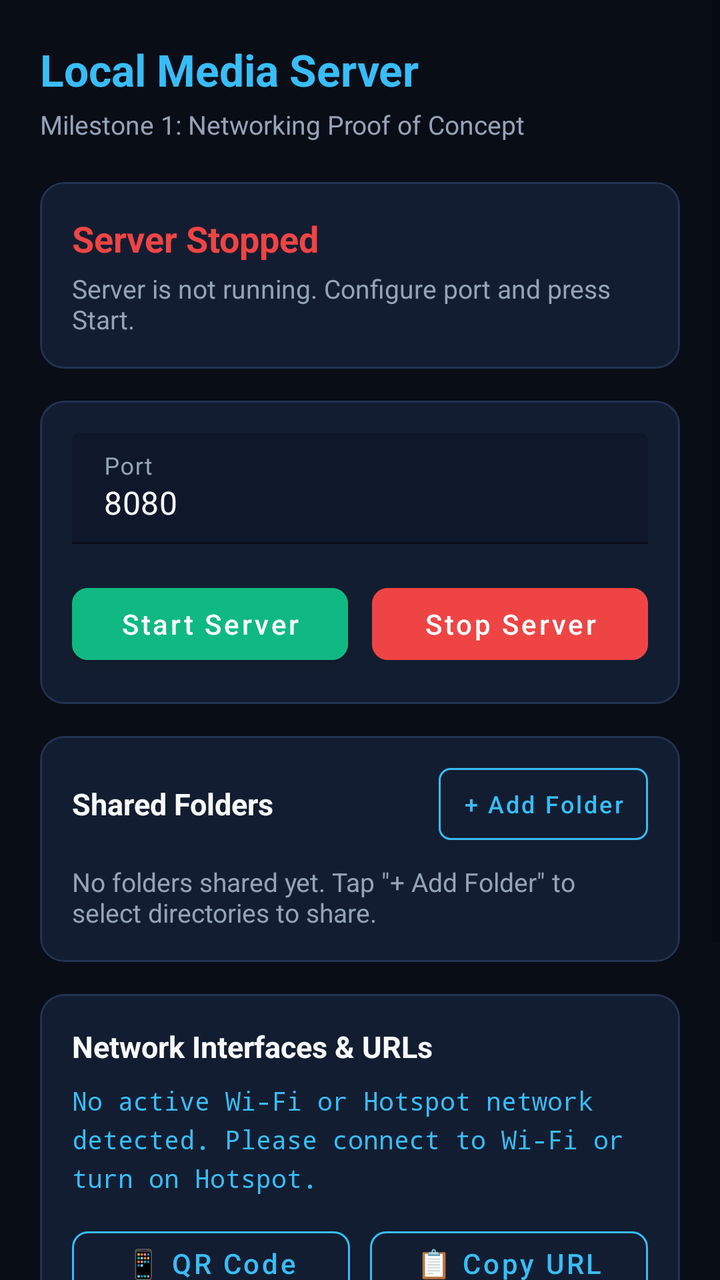
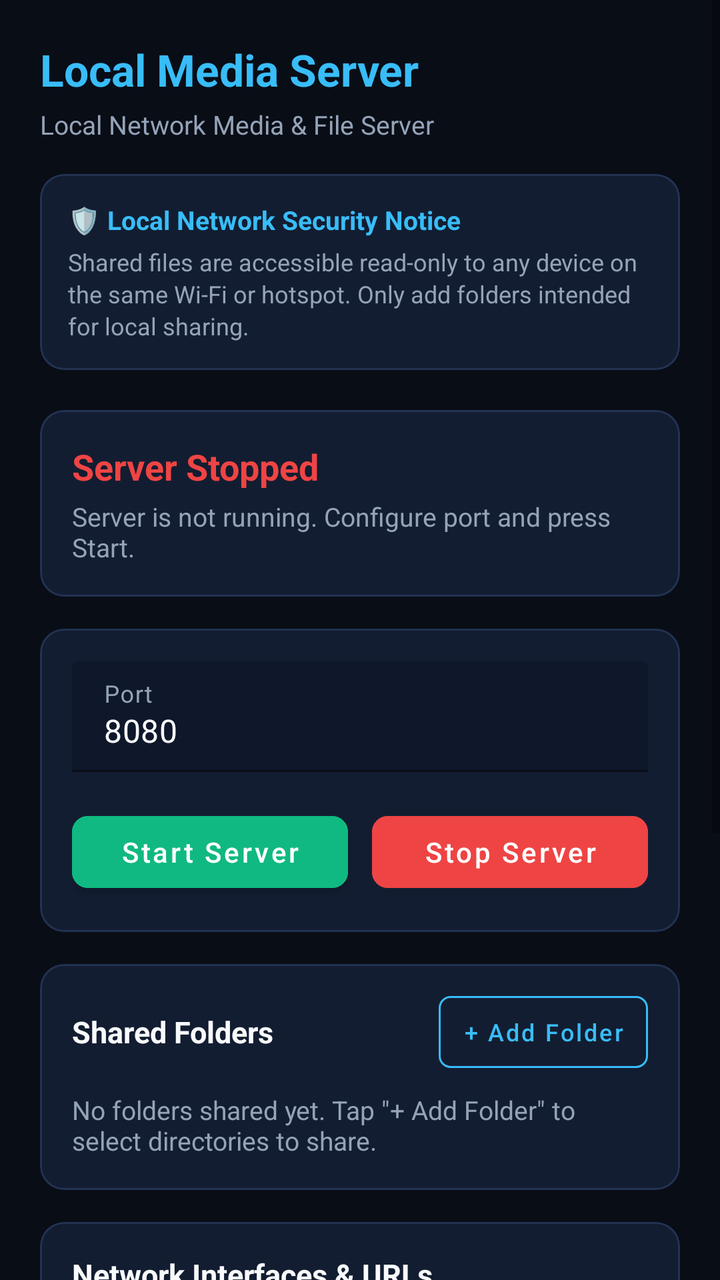

Two renders of the same Android screen: before a commit and after it. Below are the layout's source before the change and the commit's diff.
<!-- AndroidManifest.xml: application theme Theme.LocalMediaServer -->
<!-- res/layout/activity_main.xml -->
<?xml version="1.0" encoding="utf-8"?>
<ScrollView xmlns:android="http://schemas.android.com/apk/res/android"
    xmlns:app="http://schemas.android.com/apk/res-auto"
    xmlns:tools="http://schemas.android.com/tools"
    android:layout_width="match_parent"
    android:layout_height="match_parent"
    android:background="@color/background"
    android:fillViewport="true">

    <LinearLayout
        android:layout_width="match_parent"
        android:layout_height="wrap_content"
        android:orientation="vertical"
        android:padding="20dp">

        
        <TextView
            android:id="@+id/tvAppTitle"
            android:layout_width="wrap_content"
            android:layout_height="wrap_content"
            android:text="@string/app_name"
            android:textColor="@color/accent"
            android:textSize="22sp"
            android:textStyle="bold" />

        <TextView
            android:layout_width="wrap_content"
            android:layout_height="wrap_content"
            android:layout_marginTop="4dp"
            android:text="Milestone 1: Networking Proof of Concept"
            android:textColor="@color/text_secondary"
            android:textSize="13sp" />

        
        <com.google.android.material.card.MaterialCardView
            android:layout_width="match_parent"
            android:layout_height="wrap_content"
            android:layout_marginTop="20dp"
            app:cardBackgroundColor="@color/surface"
            app:cardCornerRadius="12dp"
            app:cardElevation="0dp"
            app:strokeColor="@color/surface_border"
            app:strokeWidth="1dp">

            <LinearLayout
                android:layout_width="match_parent"
                android:layout_height="wrap_content"
                android:orientation="vertical"
                android:padding="16dp">

                <TextView
                    android:id="@+id/tvStatus"
                    android:layout_width="wrap_content"
                    android:layout_height="wrap_content"
                    android:text="@string/server_status_stopped"
                    android:textColor="@color/status_red"
                    android:textSize="18sp"
                    android:textStyle="bold" />

                <TextView
                    android:id="@+id/tvStatusDetail"
                    android:layout_width="wrap_content"
                    android:layout_height="wrap_content"
                    android:layout_marginTop="4dp"
                    android:text="Server is not running. Configure port and press Start."
                    android:textColor="@color/text_secondary"
                    android:textSize="13sp" />

            </LinearLayout>

        </com.google.android.material.card.MaterialCardView>

        
        <com.google.android.material.card.MaterialCardView
            android:id="@+id/cardBatteryOptimization"
            android:layout_width="match_parent"
            android:layout_height="wrap_content"
            android:layout_marginTop="16dp"
            android:visibility="gone"
            app:cardBackgroundColor="@color/surface"
            app:cardCornerRadius="12dp"
            app:cardElevation="0dp"
            app:strokeColor="#F59E0B"
            app:strokeWidth="1dp">

            <LinearLayout
                android:layout_width="match_parent"
                android:layout_height="wrap_content"
                android:orientation="vertical"
                android:padding="16dp">

                <TextView
                    android:layout_width="wrap_content"
                    android:layout_height="wrap_content"
                    android:text="🔋 Keep Server Alive When Screen Locks"
                    android:textColor="#F59E0B"
                    android:textSize="14sp"
                    android:textStyle="bold" />

                <TextView
                    android:layout_width="wrap_content"
                    android:layout_height="wrap_content"
                    android:layout_marginTop="4dp"
                    android:text="Allowing background battery exemption prevents Android from putting Wi-Fi and the server to sleep when your screen is locked."
                    android:textColor="@color/text_secondary"
                    android:textSize="12sp" />

                <com.google.android.material.button.MaterialButton
                    android:id="@+id/btnDisableBatteryOptimization"
                    style="@style/Widget.MaterialComponents.Button.OutlinedButton"
                    android:layout_width="wrap_content"
                    android:layout_height="38dp"
                    android:layout_marginTop="10dp"
                    android:text="Disable Battery Optimization"
                    android:textAllCaps="false"
                    android:textColor="#F59E0B"
                    android:textSize="12sp"
                    app:cornerRadius="6dp"
                    app:strokeColor="#F59E0B" />

            </LinearLayout>

        </com.google.android.material.card.MaterialCardView>

        
        <com.google.android.material.card.MaterialCardView
            android:layout_width="match_parent"
            android:layout_height="wrap_content"
            android:layout_marginTop="16dp"
            app:cardBackgroundColor="@color/surface"
            app:cardCornerRadius="12dp"
            app:cardElevation="0dp"
            app:strokeColor="@color/surface_border"
            app:strokeWidth="1dp">

            <LinearLayout
                android:layout_width="match_parent"
                android:layout_height="wrap_content"
                android:orientation="vertical"
                android:padding="16dp">

                <com.google.android.material.textfield.TextInputLayout
                    android:id="@+id/tilPort"
                    android:layout_width="match_parent"
                    android:layout_height="wrap_content"
                    android:hint="@string/port_label"
                    android:textColorHint="@color/text_secondary"
                    app:boxBackgroundColor="@color/primary"
                    app:boxStrokeColor="@color/accent"
                    app:hintTextColor="@color/accent">

                    <com.google.android.material.textfield.TextInputEditText
                        android:id="@+id/etPort"
                        android:layout_width="match_parent"
                        android:layout_height="wrap_content"
                        android:inputType="number"
                        android:text="8080"
                        android:textColor="@color/text_primary" />

                </com.google.android.material.textfield.TextInputLayout>

                <LinearLayout
                    android:layout_width="match_parent"
                    android:layout_height="wrap_content"
                    android:layout_marginTop="16dp"
                    android:orientation="horizontal">

                    <com.google.android.material.button.MaterialButton
                        android:id="@+id/btnStart"
                        android:layout_width="0dp"
                        android:layout_height="48dp"
                        android:layout_weight="1"
                        android:backgroundTint="@color/status_green"
                        android:text="@string/btn_start_server"
                        android:textAllCaps="false"
                        android:textColor="#FFFFFF"
                        app:cornerRadius="8dp" />

                    <com.google.android.material.button.MaterialButton
                        android:id="@+id/btnStop"
                        android:layout_width="0dp"
                        android:layout_height="48dp"
                        android:layout_marginStart="12dp"
                        android:layout_weight="1"
                        android:backgroundTint="@color/status_red"
                        android:enabled="false"
                        android:text="@string/btn_stop_server"
                        android:textAllCaps="false"
                        android:textColor="#FFFFFF"
                        app:cornerRadius="8dp" />

                </LinearLayout>

            </LinearLayout>

        </com.google.android.material.card.MaterialCardView>

        
        <com.google.android.material.card.MaterialCardView
            android:layout_width="match_parent"
            android:layout_height="wrap_content"
            android:layout_marginTop="16dp"
            app:cardBackgroundColor="@color/surface"
            app:cardCornerRadius="12dp"
            app:cardElevation="0dp"
            app:strokeColor="@color/surface_border"
            app:strokeWidth="1dp">

            <LinearLayout
                android:layout_width="match_parent"
                android:layout_height="wrap_content"
                android:orientation="vertical"
                android:padding="16dp">

                <LinearLayout
                    android:layout_width="match_parent"
                    android:layout_height="wrap_content"
                    android:gravity="center_vertical"
                    android:orientation="horizontal">

                    <TextView
                        android:layout_width="0dp"
                        android:layout_height="wrap_content"
                        android:layout_weight="1"
                        android:text="@string/shared_folders_label"
                        android:textColor="@color/text_primary"
                        android:textSize="15sp"
                        android:textStyle="bold" />

                    <com.google.android.material.button.MaterialButton
                        android:id="@+id/btnAddFolder"
                        style="@style/Widget.MaterialComponents.Button.OutlinedButton"
                        android:layout_width="wrap_content"
                        android:layout_height="36dp"
                        android:insetTop="0dp"
                        android:insetBottom="0dp"
                        android:paddingHorizontal="12dp"
                        android:text="@string/btn_add_folder"
                        android:textAllCaps="false"
                        android:textColor="@color/accent"
                        android:textSize="12sp"
                        app:cornerRadius="6dp"
                        app:strokeColor="@color/accent" />

                </LinearLayout>

                <LinearLayout
                    android:id="@+id/layoutSharesContainer"
                    android:layout_width="match_parent"
                    android:layout_height="wrap_content"
                    android:layout_marginTop="12dp"
                    android:orientation="vertical">

                    <TextView
                        android:id="@+id/tvEmptyShares"
                        android:layout_width="match_parent"
                        android:layout_height="wrap_content"
                        android:text="@string/no_folders_shared"
                        android:textColor="@color/text_secondary"
                        android:textSize="13sp" />

                </LinearLayout>

            </LinearLayout>

        </com.google.android.material.card.MaterialCardView>

        
        <com.google.android.material.card.MaterialCardView
            android:layout_width="match_parent"
            android:layout_height="wrap_content"
            android:layout_marginTop="16dp"
            app:cardBackgroundColor="@color/surface"
            app:cardCornerRadius="12dp"
            app:cardElevation="0dp"
            app:strokeColor="@color/surface_border"
            app:strokeWidth="1dp">

            <LinearLayout
                android:layout_width="match_parent"
                android:layout_height="wrap_content"
                android:orientation="vertical"
                android:padding="16dp">

                <TextView
                    android:layout_width="wrap_content"
                    android:layout_height="wrap_content"
                    android:text="@string/interfaces_label"
                    android:textColor="@color/text_primary"
                    android:textSize="15sp"
                    android:textStyle="bold" />

                <TextView
                    android:id="@+id/tvUrls"
                    android:layout_width="match_parent"
                    android:layout_height="wrap_content"
                    android:layout_marginTop="8dp"
                    android:fontFamily="monospace"
                    android:lineSpacingExtra="4dp"
                    android:text="@string/no_network_found"
                    android:textColor="@color/accent"
                    android:textSize="13sp" />

                <LinearLayout
                    android:layout_width="match_parent"
                    android:layout_height="wrap_content"
                    android:layout_marginTop="12dp"
                    android:orientation="horizontal">

                    <com.google.android.material.button.MaterialButton
                        android:id="@+id/btnShowQrCode"
                        style="@style/Widget.MaterialComponents.Button.OutlinedButton"
                        android:layout_width="0dp"
                        android:layout_height="44dp"
                        android:layout_weight="1"
                        android:enabled="false"
                        android:text="📱 QR Code"
                        android:textAllCaps="false"
                        android:textColor="@color/accent"
                        app:cornerRadius="8dp"
                        app:strokeColor="@color/accent" />

                    <com.google.android.material.button.MaterialButton
                        android:id="@+id/btnCopyUrl"
                        style="@style/Widget.MaterialComponents.Button.OutlinedButton"
                        android:layout_width="0dp"
                        android:layout_height="44dp"
                        android:layout_marginStart="10dp"
                        android:layout_weight="1"
                        android:enabled="false"
                        android:text="📋 Copy URL"
                        android:textAllCaps="false"
                        android:textColor="@color/accent"
                        app:cornerRadius="8dp"
                        app:strokeColor="@color/accent" />

                </LinearLayout>

                <com.google.android.material.button.MaterialButton
                    android:id="@+id/btnOpenBrowser"
                    style="@style/Widget.MaterialComponents.Button.OutlinedButton"
                    android:layout_width="match_parent"
                    android:layout_height="44dp"
                    android:layout_marginTop="8dp"
                    android:enabled="false"
                    android:text="@string/open_in_browser"
                    android:textAllCaps="false"
                    android:textColor="@color/accent"
                    app:cornerRadius="8dp"
                    app:strokeColor="@color/accent" />

            </LinearLayout>

        </com.google.android.material.card.MaterialCardView>

        
        <TextView
            android:id="@+id/tvSecurityNotice"
            android:layout_width="match_parent"
            android:layout_height="wrap_content"
            android:layout_marginTop="20dp"
            android:background="@drawable/ic_launcher_background"
            android:backgroundTint="#1F2A1E0E"
            android:lineSpacingExtra="2dp"
            android:padding="12dp"
            android:text="@string/security_notice"
            android:textColor="#F59E0B"
            android:textSize="12sp" />

    </LinearLayout>

</ScrollView>
<!-- resources referenced by this layout -->
<resources>
  <color name="accent">#38BDF8</color>
  <color name="background">#090D16</color>
  <color name="primary">#0F172A</color>
  <color name="status_green">#10B981</color>
  <color name="status_red">#EF4444</color>
  <color name="surface">#131D31</color>
  <color name="surface_border">#223252</color>
  <color name="text_primary">#F8FAFC</color>
  <color name="text_secondary">#94A3B8</color>
  <!-- drawable ic_launcher_background (drawable) -->
  <vector xmlns:android="http://schemas.android.com/apk/res/android"
      android:width="108dp"
      android:height="108dp"
      android:viewportWidth="108"
      android:viewportHeight="108">
      <path
          android:fillColor="#0F172A"
          android:pathData="M0,0h108v108h-108z" />
  </vector>
  <string name="app_name">Local Media Server</string>
  <string name="btn_add_folder">+ Add Folder</string>
  <string name="btn_start_server">Start Server</string>
  <string name="btn_stop_server">Stop Server</string>
  <string name="interfaces_label">Network Interfaces &amp; URLs</string>
  <string name="no_folders_shared">No folders shared yet. Tap \"+ Add Folder\" to select directories to share.</string>
  <string name="no_network_found">No active Wi-Fi or Hotspot network detected. Please connect to Wi-Fi or turn on Hotspot.</string>
  <string name="open_in_browser">Open in Local Browser</string>
  <string name="port_label">Port</string>
  <string name="security_notice">⚠️ Anyone on the same Wi-Fi or Hotspot network can access files shared by this server.</string>
  <string name="server_status_stopped">Server Stopped</string>
  <string name="shared_folders_label">Shared Folders</string>
  <style name="Theme.LocalMediaServer" parent="Theme.MaterialComponents.DayNight.NoActionBar">
          <item name="colorPrimary">@color/accent</item>
          <item name="colorPrimaryVariant">@color/primary_variant</item>
          <item name="colorOnPrimary">#FFFFFF</item>
          <item name="android:windowBackground">@color/background</item>
          <item name="android:statusBarColor">@color/background</item>
          <item name="android:navigationBarColor">@color/background</item>
      </style>
  <color name="primary_variant">#1E293B</color>
</resources>

<!-- the commit's change to res/layout/activity_main.xml (unified diff, before → after) -->
@@ -27,9 +27,47 @@
             android:layout_width="wrap_content"
             android:layout_height="wrap_content"
             android:layout_marginTop="4dp"
-            android:text="Milestone 1: Networking Proof of Concept"
+            android:text="Local Network Media &amp; File Server"
             android:textColor="@color/text_secondary"
             android:textSize="13sp" />
+
+        
+        <com.google.android.material.card.MaterialCardView
+            android:layout_width="match_parent"
+            android:layout_height="wrap_content"
+            android:layout_marginTop="16dp"
+            app:cardBackgroundColor="@color/surface"
+            app:cardCornerRadius="12dp"
+            app:cardElevation="0dp"
+            app:strokeColor="@color/surface_border"
+            app:strokeWidth="1dp">
+
+            <LinearLayout
+                android:layout_width="match_parent"
+                android:layout_height="wrap_content"
+                android:orientation="vertical"
+                android:padding="14dp">
+
+                <TextView
+                    android:layout_width="wrap_content"
+                    android:layout_height="wrap_content"
+                    android:text="🛡️ Local Network Security Notice"
+                    android:textColor="@color/accent"
+                    android:textSize="13sp"
+                    android:textStyle="bold" />
+
+                <TextView
+                    android:layout_width="wrap_content"
+                    android:layout_height="wrap_content"
+                    android:layout_marginTop="4dp"
+                    android:text="Shared files are accessible read-only to any device on the same Wi-Fi or hotspot. Only add folders intended for local sharing."
+                    android:textColor="@color/text_secondary"
+                    android:textSize="12sp"
+                    android:lineSpacingExtra="2dp" />
+
+            </LinearLayout>
+
+        </com.google.android.material.card.MaterialCardView>
 
         
         <com.google.android.material.card.MaterialCardView
